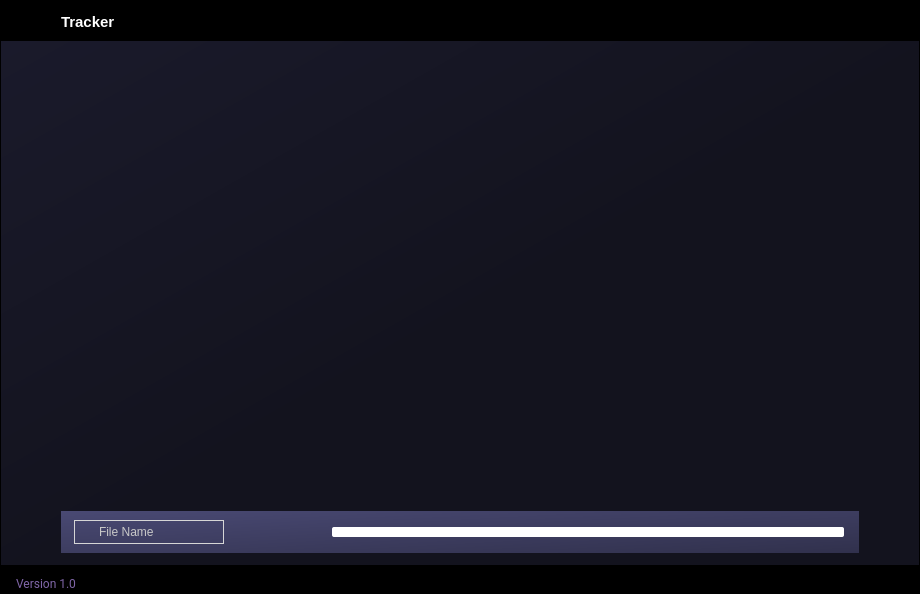
Above: ui/pages/heatmap.ui from elian-olbz/mlbb-drafting-and-simulation-tools before the change. Below: the same form after it.
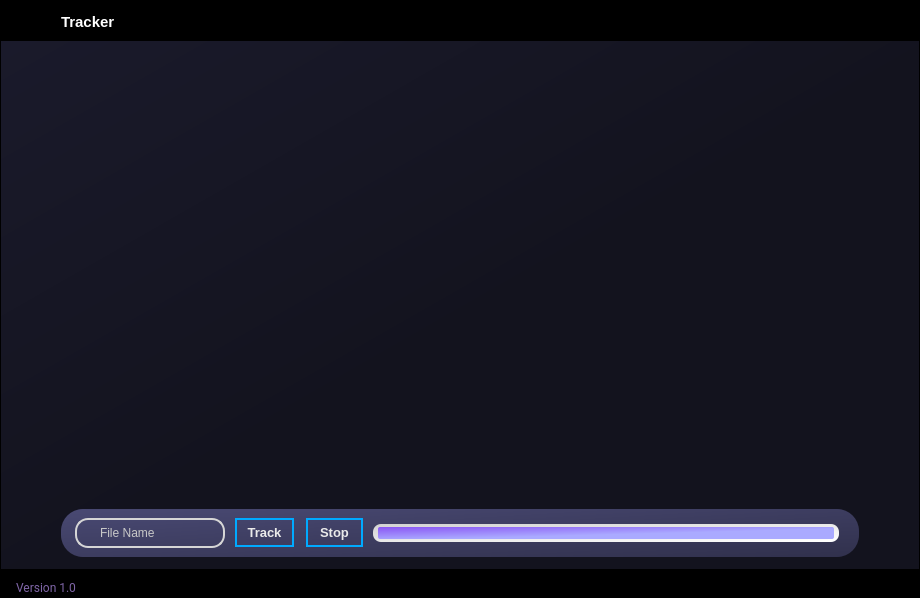
That is the form after the change. Icons and pictures are not drawn.

```diff
--- a/ui/pages/heatmap.ui
+++ b/ui/pages/heatmap.ui
@@ -7,7 +7,7 @@
     <x>0</x>
     <y>0</y>
     <width>920</width>
-    <height>594</height>
+    <height>598</height>
    </rect>
   </property>
   <property name="windowTitle">
@@ -796,7 +796,7 @@
                            </layout>
                           </widget>
                          </item>
-                         <item alignment="Qt::AlignBottom">
+                         <item alignment="Qt::AlignVCenter">
                           <widget class="QWidget" name="widget_2" native="true">
                            <property name="sizePolicy">
                             <sizepolicy hsizetype="Expanding" vsizetype="Preferred">
@@ -829,7 +829,7 @@
                             <property name="bottomMargin">
                              <number>4</number>
                             </property>
-                            <item>
+                            <item alignment="Qt::AlignVCenter">
                              <widget class="QFrame" name="frame_4">
                               <property name="sizePolicy">
                                <sizepolicy hsizetype="Expanding" vsizetype="Preferred">
@@ -863,18 +863,18 @@
                               <property name="frameShadow">
                                <enum>QFrame::Raised</enum>
                               </property>
-                              <layout class="QHBoxLayout" name="horizontalLayout_5">
+                              <layout class="QHBoxLayout" name="horizontalLayout_5" stretch="1,1,6">
                                <property name="spacing">
                                 <number>4</number>
                                </property>
                                <property name="leftMargin">
-                                <number>4</number>
+                                <number>5</number>
                                </property>
                                <property name="topMargin">
                                 <number>0</number>
                                </property>
                                <property name="rightMargin">
-                                <number>15</number>
+                                <number>20</number>
                                </property>
                                <property name="bottomMargin">
                                 <number>0</number>
@@ -899,12 +899,12 @@
                                     <property name="minimumSize">
                                      <size>
                                       <width>150</width>
-                                      <height>0</height>
+                                      <height>30</height>
                                      </size>
                                     </property>
                                     <property name="styleSheet">
                                      <string notr="true">QFrame #frame_14 {
-border: 1px solid; 
+border: 2px solid; 
 	border-color: rgb(214, 214, 214);
 border-radius:13px;
 }</string>
@@ -954,7 +954,7 @@
                                 <widget class="QFrame" name="frame_7">
                                  <property name="minimumSize">
                                   <size>
-                                   <width>100</width>
+                                   <width>140</width>
                                    <height>0</height>
                                   </size>
                                  </property>
@@ -997,7 +997,7 @@
                                   <property name="bottomMargin">
                                    <number>4</number>
                                   </property>
-                                  <item alignment="Qt::AlignHCenter|Qt::AlignVCenter">
+                                  <item alignment="Qt::AlignHCenter">
                                    <widget class="QFrame" name="frame_13">
                                     <property name="minimumSize">
                                      <size>
@@ -1013,16 +1013,16 @@
                                     </property>
                                     <layout class="QHBoxLayout" name="horizontalLayout_7">
                                      <property name="spacing">
-                                      <number>0</number>
+                                      <number>12</number>
                                      </property>
                                      <property name="leftMargin">
-                                      <number>0</number>
+                                      <number>4</number>
                                      </property>
                                      <property name="topMargin">
                                       <number>0</number>
                                      </property>
                                      <property name="rightMargin">
-                                      <number>0</number>
+                                      <number>4</number>
                                      </property>
                                      <property name="bottomMargin">
                                       <number>0</number>
@@ -1053,15 +1053,22 @@
                                         </property>
                                         <item>
                                          <widget class="QPushButton" name="play_btn">
-                                          <property name="toolTip">
-                                           <string>Start</string>
+                                          <property name="font">
+                                           <font>
+                                            <pointsize>10</pointsize>
+                                            <bold>true</bold>
+                                           </font>
+                                          </property>
+                                          <property name="styleSheet">
+                                           <string notr="true">border-radius: 15px;
+border: 2px solid; 
+border-color:rgb(83, 89, 98);
+border-color: rgb(0, 170, 255);
+padding: 5px 10px;
+color: #eaeaea;</string>
                                           </property>
                                           <property name="text">
-                                           <string/>
-                                          </property>
-                                          <property name="icon">
-                                           <iconset resource="../rsc.qrc">
-                                            <normaloff>:/icons/icons/play.svg</normaloff>:/icons/icons/play.svg</iconset>
+                                           <string>Track</string>
                                           </property>
                                           <property name="iconSize">
                                            <size>
@@ -1100,16 +1107,23 @@
                                         </property>
                                         <item>
                                          <widget class="QPushButton" name="stop_btn">
-                                          <property name="toolTip">
+                                          <property name="font">
+                                           <font>
+                                            <pointsize>10</pointsize>
+                                            <bold>true</bold>
+                                           </font>
+                                          </property>
+                                          <property name="styleSheet">
+                                           <string notr="true">border-radius: 15px;
+border: 2px solid; 
+border-color:rgb(83, 89, 98);
+border-color: rgb(0, 170, 255);
+padding: 5px 12px;
+color: #eaeaea;</string>
+                                          </property>
+                                          <property name="text">
                                            <string>Stop</string>
                                           </property>
-                                          <property name="text">
-                                           <string/>
-                                          </property>
-                                          <property name="icon">
-                                           <iconset resource="../rsc.qrc">
-                                            <normaloff>:/icons/icons/stop-circle.svg</normaloff>:/icons/icons/stop-circle.svg</iconset>
-                                          </property>
                                           <property name="iconSize">
                                            <size>
                                             <width>20</width>
@@ -1127,8 +1141,14 @@
                                  </layout>
                                 </widget>
                                </item>
-                               <item>
+                               <item alignment="Qt::AlignVCenter">
                                 <widget class="QProgressBar" name="progress_bar">
+                                 <property name="minimumSize">
+                                  <size>
+                                   <width>0</width>
+                                   <height>18</height>
+                                  </size>
+                                 </property>
                                  <property name="maximumSize">
                                   <size>
                                    <width>16777215</width>
@@ -1138,18 +1158,20 @@
                                  <property name="styleSheet">
                                   <string notr="true">QProgressBar
 {
-background-color: rgb(255, 255, 255);
-border-radius: 2px;
+padding: 3px 5px;
+background-color: qlineargradient(spread:pad, x2:1, y1:0, x1:0, y2:1, stop:0 rgba(210, 210, 210, 255), stop:0.971368 rgba(255, 255, 255, 255));
+
+border-radius: 8px;
 color: transparent;
 }
 QProgressBar::chunk 
 {
-background-color: rgb(170, 170, 255);
-border-radius :2px;
+background-color: qlineargradient(spread:pad, x2:1, y1:0, x1:0, y2:1, stop:0 rgba(138, 85, 244, 255), stop:0.571368 rgba(170, 170, 255, 255));
+border-radius : 2px;
 } </string>
                                  </property>
                                  <property name="value">
-                                  <number>0</number>
+                                  <number>100</number>
                                  </property>
                                  <property name="textVisible">
                                   <bool>true</bool>
```
Left out of the diff: 6 changed lines with no effect on the pictures.
